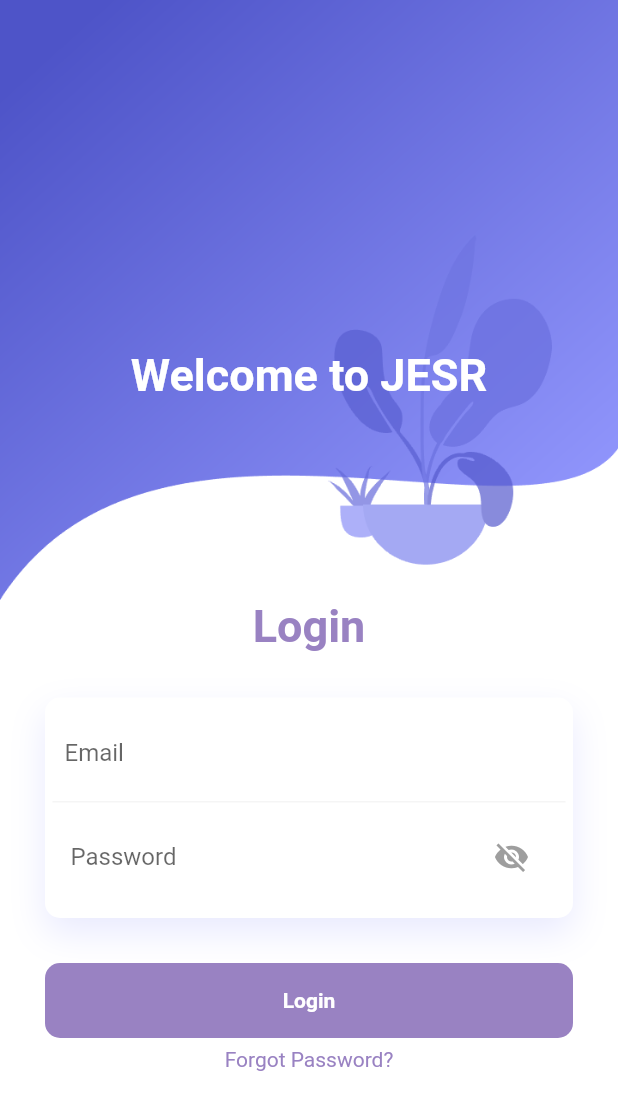
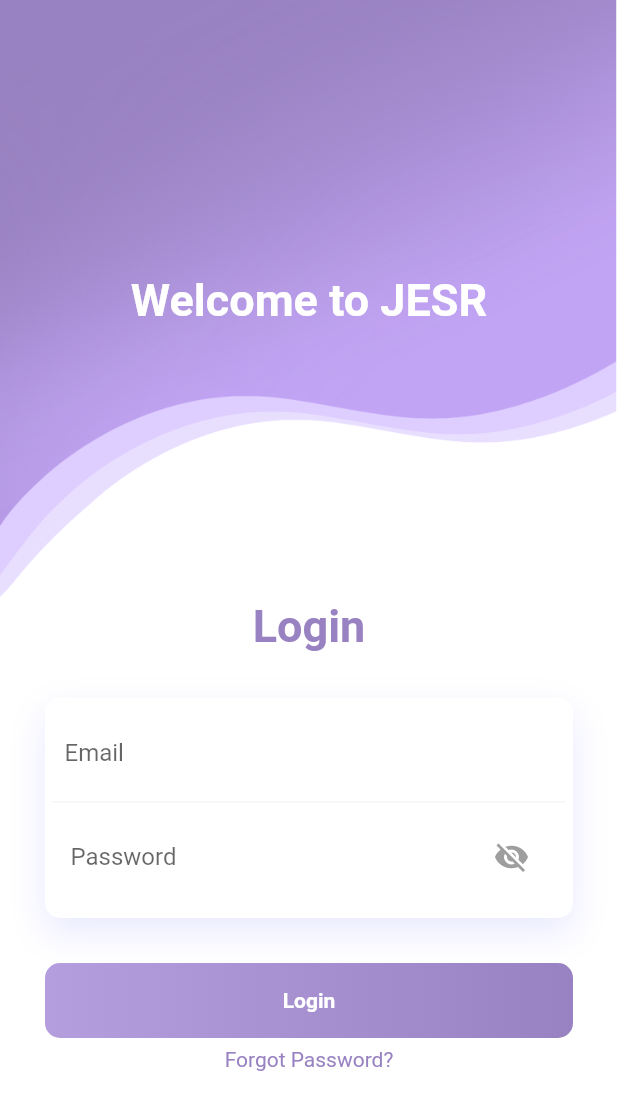
Before and after one commit to ghaliah99/Jesr, a Flutter app: the screen it shows after launch, on a phone screen of 412 x 824 dp. Shown: the top 1110 px of the screen. Run offline on Flutter 3.47's test engine with Material 2 defaults, Android fonts, the phone set to English and light mode, and no system bars; our stand-ins replace firebase_core; accounts and stored records are empty; Roboto replaces fonts that are missing (Ubuntu); statements that could not run were skipped.

Commit message:
signup label and background change

```diff
--- a/lib/Screens/signIn.dart
+++ b/lib/Screens/signIn.dart
@@ -23,13 +23,13 @@ class _SignInScreenState extends State<SignInScreen> {
                 height: 400,
                 decoration: BoxDecoration(
                     image: DecorationImage(
-                        image: AssetImage('assets/images/background.png'),
+                        image: AssetImage('assets/images/background1.png'),
                         fit: BoxFit.fill)),
                 child: Stack(
                   children: <Widget>[
                     Positioned(
                       child: Container(
-                        margin: EdgeInsets.only(top: 100),
+                        margin: EdgeInsets.only(top: 0),
                         child: Center(
                           child: Text(
                             "Welcome to JESR",
@@ -42,16 +42,19 @@ class _SignInScreenState extends State<SignInScreen> {
                           ),
                         ),
                       ),
+
                     )
                   ],
                 ),
               ),
+
               Container(
                 child: Stack(
                   children: <Widget>[
                     Positioned(
                       child: Container(
                         margin: EdgeInsets.only(top: 00),
+
                         child: Center(
                           child: Text(
                             "Login",
@@ -112,7 +115,6 @@ class _SignInScreenState extends State<SignInScreen> {
                             padding: EdgeInsets.all(8.0),
                             child: Container(
                               padding: EdgeInsets.all(4.0),
-
                               child: Row(
                                 children: [
                                   Expanded(
@@ -122,14 +124,16 @@ class _SignInScreenState extends State<SignInScreen> {
                                       decoration: InputDecoration(
                                         border: InputBorder.none,
                                         hintText: "Password",
-                    hintStyle: TextStyle(color: Colors.grey[550]),
+                                        hintStyle:
+                                            TextStyle(color: Colors.grey[550]),
                                       ),
                                     ),
                                   ),
                                   IconButton(
                                     onPressed: () {
                                       setState(() {
-                    _isPasswordVisible = !_isPasswordVisible;
+                                        _isPasswordVisible =
+                                            !_isPasswordVisible;
                                       });
                                     },
                                     icon: Icon(
@@ -153,7 +157,7 @@ class _SignInScreenState extends State<SignInScreen> {
                         borderRadius: BorderRadius.circular(10),
                         gradient: LinearGradient(
                           colors: [
-                            hexStringToColor("9982C2"),
+                            hexStringToColor("B49EDD"),
                             hexStringToColor("9982C2"),
                           ],
                         ),
@@ -194,6 +198,87 @@ class _SignInScreenState extends State<SignInScreen> {
                         style: TextStyle(
                           color: hexStringToColor("9982C2"),
                           fontFamily: 'Ubuntu',
+                        ),
+                      ),
+                    ),
+                    SizedBox(height: 70),
+
+//Or Label
+/*
+                    Row(children: <Widget>[
+                      Expanded(child: Divider(color: Colors.black)),
+                      Text("or",
+                          style: TextStyle(
+                            fontSize: 20,
+                            color: hexStringToColor("9982C2"),
+                            fontFamily: 'Ubuntu',
+                          )),
+                      Expanded(child: Divider(color: Colors.black)),
+                    ]),*/
+/*
+                    //SignUp
+                    SizedBox(height: 30),
+                    Container(
+                      height: 50,
+                      decoration: BoxDecoration(
+                        borderRadius: BorderRadius.circular(10),
+                        gradient: LinearGradient(
+                          colors: [
+                            hexStringToColor("9982C2"),
+                            hexStringToColor("9982C2"),
+                          ],
+                        ),
+                      ),
+
+                      //BUTTON
+                      child: ElevatedButton(
+                        onPressed: () {
+                          // Add your login button onPressed logic here
+                        },
+                        style: ElevatedButton.styleFrom(
+                          primary: const Color.fromARGB(0, 255, 50, 50),
+                          elevation: 0,
+                          shape: RoundedRectangleBorder(
+                            borderRadius: BorderRadius.circular(10),
+                          ),
+                          padding: EdgeInsets.symmetric(vertical: 15),
+                        ),
+                        child: Center(
+                          child: Text(
+                            "Login",
+                            style: TextStyle(
+                              color: Colors.white,
+                              fontWeight: FontWeight.bold,
+                              fontFamily: 'Ubuntu',
+                            ),
+                          ),
+                        ),
+                      ),
+                    ),
+*/
+                    SizedBox(height: 65),
+
+                    Container(
+                      child: Padding(
+                        padding: EdgeInsets.symmetric(vertical: 16.0),
+                        child: Text.rich(
+                          TextSpan(
+                            text: "Don't have an account? ",
+                            style: TextStyle(
+                              color: Colors.grey[600],
+                              fontFamily: 'Ubuntu',
+                            ),
+                            children: [
+                              TextSpan(
+                                text: "Sign up",
+                                style: TextStyle(
+                                  color: hexStringToColor("00B7B1"),
+                                  fontFamily: 'Ubuntu',
+                                  decoration: TextDecoration.underline,
+                                ),
+                              ),
+                            ],
+                          ),
                         ),
                       ),
                     ),
--- a/pubspec.yaml
+++ b/pubspec.yaml
@@ -62,6 +62,8 @@ flutter:
   assets:
    - assets/images/jesr.jpg
    - assets/images/background.png
+   - assets/images/background1.png
+
 
   # An image asset can refer to one or more resolution-specific "variants", see
   # https://flutter.dev/assets-and-images/#resolution-aware
```
Also changed, not shown: assets/images/background1.png (added). Lines whose indentation alone changed are shown as unchanged.
